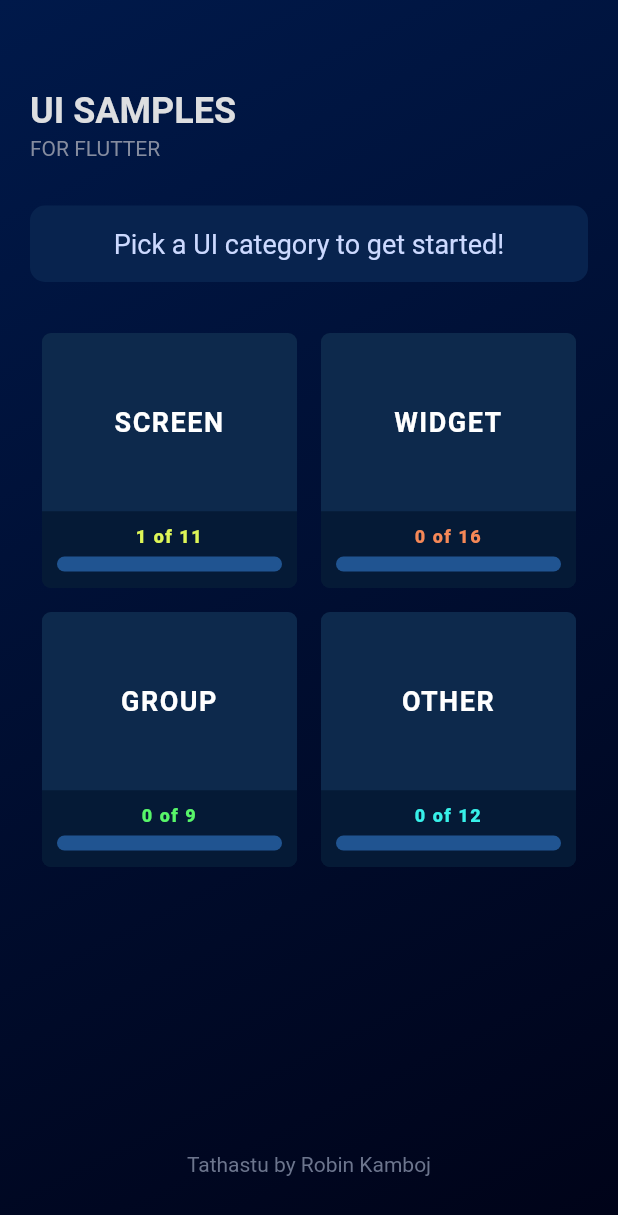
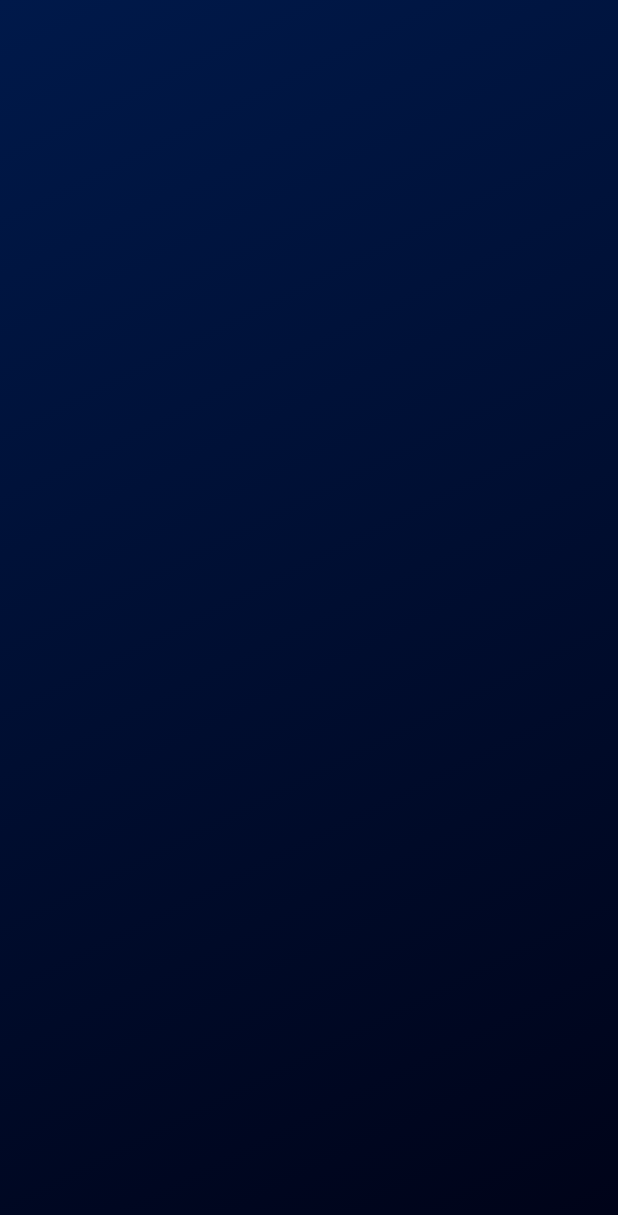
Before and after one commit to robillo/ui_samples, a Flutter app: the screen it shows after launch, after a tap on "SCREEN", on a phone screen of 412 x 824 dp. Shown: the top 1215 px of the screen. Run offline on Flutter 3.47's test engine with Material 2 defaults, Android fonts, the phone set to English and light mode, and no system bars.

Commit message:
navigating between screens

```diff
--- a/lib/main.dart
+++ b/lib/main.dart
@@ -1,5 +1,5 @@
 import 'package:flutter/material.dart';
-import 'package:shared_preferences/shared_preferences.dart';
+//import 'package:shared_preferences/shared_preferences.dart';
 
 void main() => runApp(MyApp());
 
@@ -46,22 +46,6 @@ class HomePage extends StatelessWidget {
     "Group": 5,
     "Other": 12
   };
-
-//  static Future<int> _getCategoryProgress(category) async {
-//    print(category);
-//    SharedPreferences preferences = await SharedPreferences.getInstance();
-//    int progress = preferences.getInt("${category}_progress" ?? 0);
-//    print(progress);
-//    return progress;
-//  }
-
-//  _incrementCategoryProgress(String category) {
-//    SharedPreferences.getInstance().then((preferences) {
-//      int progress = (preferences.getInt("${category}_progress") ?? 0) + 1;
-//      userScreenProgress[category] += 1;
-//      preferences.setInt("${category}_progress", progress);
-//    });
-//  }
 
   HomePage({Key key, this.title}) : super(key: key);
 
@@ -111,66 +95,6 @@ class HomePage extends StatelessWidget {
       ),
     );
   }
-
-//  Widget gridRow(position) {
-//    return GestureDetector(
-//      onTap: _incrementCategoryProgress(headers[position]),
-//      child: Padding(
-//        padding: EdgeInsets.all(8.0),
-//        child: SizedBox(
-//            width: double.infinity,
-//            child: Container(
-//              decoration: rowBackground(),
-//              child: Column(
-//                crossAxisAlignment: CrossAxisAlignment.stretch,
-//                children: <Widget>[
-//                  Expanded(
-//                    flex: 7,
-//                    child: Container(
-//                      decoration: rowUpperHalfBackground(),
-//                      child: centerTextInRow(headers[position]),
-//                    ),
-//                  ),
-//                  Expanded(
-//                    flex: 3,
-//                    child: Container(
-//                      decoration: rowLowerHalfBackground(),
-//                      child: Column(
-//                        children: <Widget>[
-//                          Padding(
-//                            padding: EdgeInsets.only(top: 10.0, bottom: 6.0),
-//                            child: Text(
-//                              "${userScreenProgress[headers[position]]} of ${headerContentMap[headers[position]].length}",
-//                              textAlign: TextAlign.center,
-//                              style: TextStyle(
-//                                  letterSpacing: 1.0,
-//                                  fontSize: 12.0,
-//                                  fontWeight: FontWeight.w900,
-//                                  color: Color(headerColorMap[headers[position]])
-//                              ),
-//                            ),
-//                          ),
-//                          SizedBox(
-//                            width: double.infinity,
-//                            height: 10.0,
-//                            child: Stack(
-//                              children: <Widget>[
-//                                progressBlueprintWidget(),
-//                                actualProgressWidget(position)
-//                              ],
-//                            ),
-//                          )
-//                        ],
-//                      ),
-//                    ),
-//                  )
-//                ],
-//              ),
-//            )
-//        ),
-//      ),
-//    );
-//  }
 
   Widget progressBlueprintWidget() {
     return SizedBox(
@@ -380,30 +304,29 @@ class _GridRowState extends State<GridRow> {
     "Other": 0
   };
 
-//  static Future<int> _getCategoryProgress(category) async {
-//    print(category);
-//    SharedPreferences preferences = await SharedPreferences.getInstance();
-//    int progress = preferences.getInt("${category}_progress" ?? 0);
-//    print(progress);
-//    return progress;
+//  _incrementCategoryProgress(String category) {
+//    SharedPreferences.getInstance().then((preferences) {
+//      int progress = (preferences.getInt("${category}_progress") ?? 0) + 1;
+//      preferences.setInt("${category}_progress", progress).then((value) {
+//        setState(() {
+//          if(userScreenProgress[category] < headerContentMap[category].length)
+//            userScreenProgress[category] += 1;
+//        });
+//      });
+//    });
 //  }
 
-  _incrementCategoryProgress(String category) {
-    SharedPreferences.getInstance().then((preferences) {
-      int progress = (preferences.getInt("${category}_progress") ?? 0) + 1;
-      preferences.setInt("${category}_progress", progress).then((value) {
-        setState(() {
-          if(userScreenProgress[category] < headerContentMap[category].length)
-            userScreenProgress[category] += 1;
-        });
-      });
-    });
+  _openCategoryListScreen(String category) {
+    Navigator.push(
+        context,
+        SlideRightRoute(page: CategoryListScreen(category))
+    );
   }
 
   @override
   Widget build(BuildContext context) {
     return GestureDetector(
-      onTap: () => _incrementCategoryProgress(headers[position]),
+      onTap: () => _openCategoryListScreen(headers[position]),
       child: Padding(
         padding: EdgeInsets.all(8.0),
         child: SizedBox(
@@ -540,5 +463,64 @@ class _GridRowState extends State<GridRow> {
       ),
     );
   }
+}
 
+class CategoryListScreen extends StatelessWidget {
+
+  final String categoryTitle;
+
+  CategoryListScreen(this.categoryTitle);
+
+  @override
+  Widget build(BuildContext context) {
+    return Material(
+      type: MaterialType.transparency,
+      child: Container(
+          padding: containerPadding(),
+          decoration: homeBackground(),
+      ),
+    );
+  }
+
+  BoxDecoration homeBackground() {
+    return BoxDecoration(
+      gradient: LinearGradient(
+          begin: Alignment.topLeft,
+          end: Alignment.bottomRight,
+          colors: [Color(0xFF00194A), Color(0xFF000318)]
+      ),
+    );
+  }
+
+  EdgeInsets containerPadding() {
+    return const EdgeInsets.only(
+        left: 20.0, right: 20.0, top: 60.0, bottom: 40.0
+    );
+  }
 }
+
+class SlideRightRoute extends PageRouteBuilder {
+  final Widget page;
+  SlideRightRoute({this.page})
+      : super(
+    pageBuilder: (
+        BuildContext context,
+        Animation<double> animation,
+        Animation<double> secondaryAnimation,
+        ) =>
+    page,
+    transitionsBuilder: (
+        BuildContext context,
+        Animation<double> animation,
+        Animation<double> secondaryAnimation,
+        Widget child,
+        ) =>
+        SlideTransition(
+          position: Tween<Offset>(
+            begin: const Offset(0, 2),
+            end: Offset.zero,
+          ).animate(animation),
+          child: child,
+        ),
+  );
+}
```
